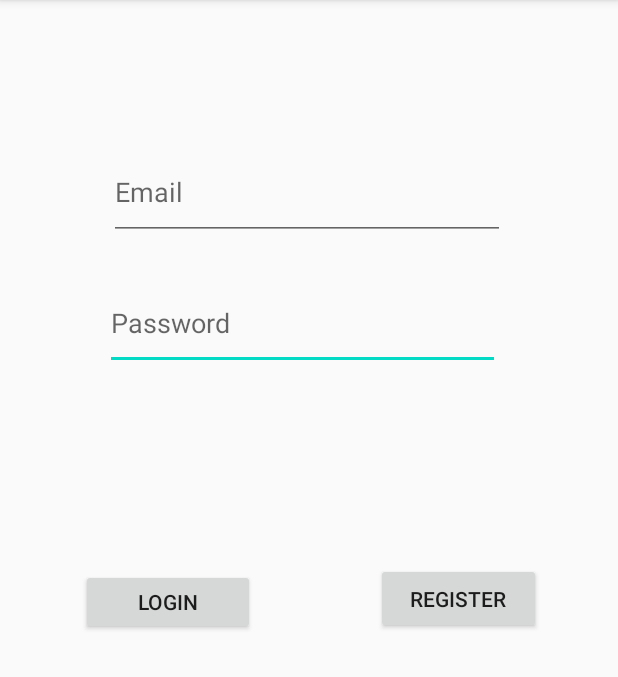
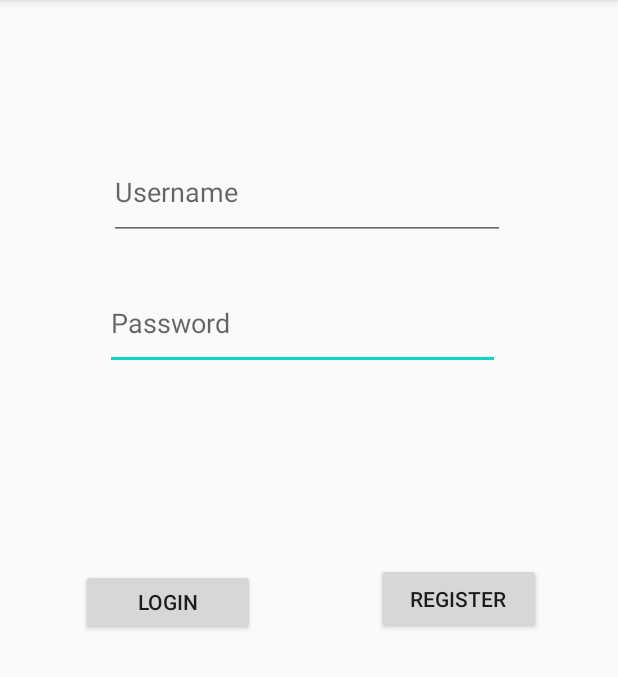
Before and after one commit to KipodAfterFree/KAF-2020-JayAndI, an Android app: the screen it shows after launch (MainActivity), after a tap on "LOGIN", on a phone screen of 412 x 824 dp, the part 84-761 px from its top. Run offline under Robolectric (Android 15) with nearby library versions, the phone set to English and light mode, and no system bars.

Commit message:
Added home view on successful login

```diff
--- a/android_app/kaf2020android/app/build.gradle
+++ b/android_app/kaf2020android/app/build.gradle
@@ -7,7 +7,6 @@ android {
     defaultConfig {
         applicationId "com.example.kaf_2020_android"
         minSdkVersion 24
-        targetSdkVersion 24
         versionCode 1
         versionName "1.0"
 
--- a/android_app/kaf2020android/app/src/main/AndroidManifest.xml
+++ b/android_app/kaf2020android/app/src/main/AndroidManifest.xml
@@ -2,8 +2,8 @@
 <manifest xmlns:android="http://schemas.android.com/apk/res/android"
     package="com.example.kaf_2020_android">
 
-    <uses-permission android:name="android.permission.INTERNET"></uses-permission>
-    <uses-permission android:name="android.permission.ACCESS_NETWORK_STATE"></uses-permission>
+    <uses-permission android:name="android.permission.INTERNET" />
+    <uses-permission android:name="android.permission.ACCESS_NETWORK_STATE" />
 
     <application
         android:allowBackup="true"
@@ -12,6 +12,7 @@
         android:roundIcon="@mipmap/ic_launcher_round"
         android:supportsRtl="true"
         android:theme="@style/AppTheme">
+        <activity android:name=".HomeActivity" />
         <activity android:name=".MainActivity">
             <intent-filter>
                 <action android:name="android.intent.action.MAIN" />
--- a/android_app/kaf2020android/app/src/main/java/com/example/kaf_2020_android/MainActivity.java
+++ b/android_app/kaf2020android/app/src/main/java/com/example/kaf_2020_android/MainActivity.java
@@ -16,7 +16,7 @@ public class MainActivity extends AppCompatActivity {
     public void onCreate(Bundle savedInstanceState) {
         super.onCreate(savedInstanceState);
         setContentView(R.layout.authenticate);
-        final EditText email_text = (EditText) findViewById(R.id.input_email);
+        final EditText username = (EditText) findViewById(R.id.input_name);
         final EditText password_text = (EditText) findViewById(R.id.input_password);
         final ServerIntegrate server = new ServerIntegrate();
         final Button login_button = (Button) findViewById(R.id.login_button);
@@ -25,15 +25,18 @@ public class MainActivity extends AppCompatActivity {
         login_button.setOnClickListener(new View.OnClickListener() {
             public void onClick(View v) {
                 final String password = password_text.getText().toString();
-                final String email = email_text.getText().toString();
-                if (password.length() == 0 || email.length() == 0) {
-                    Toast.makeText(MainActivity.this, "Password and email can't be empty!", 1).show();
+                final String name = username.getText().toString();
+                if (password.length() == 0 || name.length() == 0) {
+                    Toast.makeText(MainActivity.this, "Password and email can't be empty!", Toast.LENGTH_LONG).show();
                 } else {
                     new Thread(new Runnable() {
                         public void run() {
                             try {
-                                if (server.login(email, password)) {
+                                if (server.login(name, password)) {
                                     MainActivity.this.showToast("Login has succeeded!");
+                                    Intent i = new Intent(MainActivity.this, HomeActivity.class);
+                                    i.putExtra("username", name);
+                                    startActivity(i);
                                 } else {
                                     MainActivity.this.showToast("Login has failed!");
                                 }
@@ -58,13 +61,12 @@ public class MainActivity extends AppCompatActivity {
                             return;
                         }
                         final String password = password_text.getText().toString();
-                        final String email = email_text.getText().toString();
+                        final String email = username.getText().toString();
                         new Thread(new Runnable() {
                             public void run() {
                                 try {
                                     if (server.register(email, password, age)) {
                                         MainActivity.this.showToast("Login was successful!");
-                                        setContentView(R.layout.home);
                                     } else {
                                         MainActivity.this.showToast("Login has failed!");
                                     }
--- a/android_app/kaf2020android/app/src/main/java/com/example/kaf_2020_android/ServerIntegrate.java
+++ b/android_app/kaf2020android/app/src/main/java/com/example/kaf_2020_android/ServerIntegrate.java
@@ -10,7 +10,7 @@ import okhttp3.Request;
 import okhttp3.Response;
 
 public class ServerIntegrate {
-    final String server_url = "http://10.0.0.1:12345";
+    final String server_url = "http://10.0.0.6:12345";
 
     /* access modifiers changed from: package-private */
     public Response sendRequest(String base_url, String endpoint, Map<String, String> params) throws IOException {
--- a/android_app/kaf2020android/app/src/main/res/layout/authenticate.xml
+++ b/android_app/kaf2020android/app/src/main/res/layout/authenticate.xml
@@ -47,13 +47,13 @@
         app:layout_constraintVertical_bias="0.227" />
 
     <EditText
-        android:id="@+id/input_email"
+        android:id="@+id/input_name"
         android:layout_width="264dp"
         android:layout_height="63dp"
-        android:autofillHints="@string/email_placeholder"
+        android:autofillHints="@string/name_placeholder"
         android:ems="10"
-        android:hint="@string/email_placeholder"
-        android:inputType="textEmailAddress"
+        android:hint="@string/name_placeholder"
+        android:inputType="textPersonName"
         android:selectAllOnFocus="true"
         android:singleLine="true"
         app:layout_constraintBottom_toBottomOf="parent"
--- a/android_app/kaf2020android/app/src/main/res/values/strings.xml
+++ b/android_app/kaf2020android/app/src/main/res/values/strings.xml
@@ -2,7 +2,8 @@
     <string name="app_name">kaf-2020-android</string>
 
     <string name="password_placeholder">Password</string>
-    <string name="email_placeholder">Email</string>
+    <string name="name_placeholder">Username</string>
     <string name="register_placeholder">Register</string>
     <string name="login_placeholder">Login</string>
+    <string name="name">Name</string>
 </resources>
```
Also changed, not shown: android_app/kaf2020android/app/src/main/java/com/example/kaf_2020_android/HomeActivity.java (added, +19 -0 lines), android_app/kaf2020android/app/src/main/res/layout/home.xml (+16 -16 lines).
